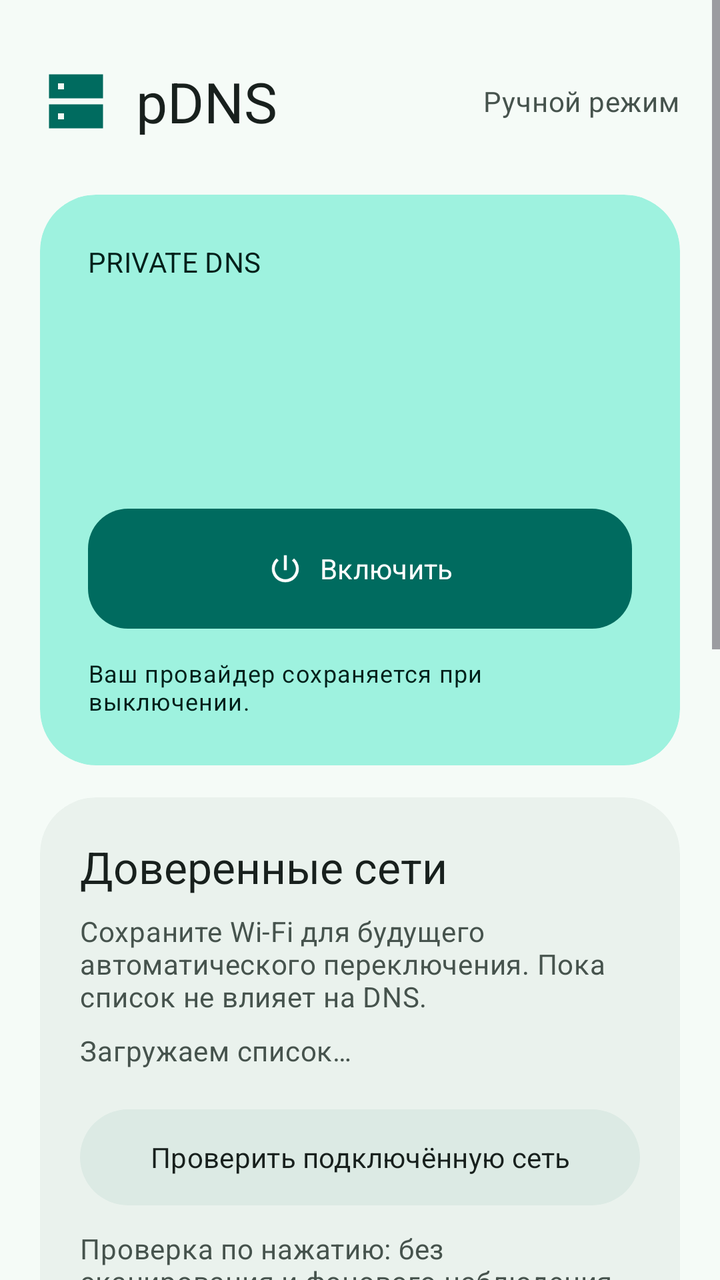
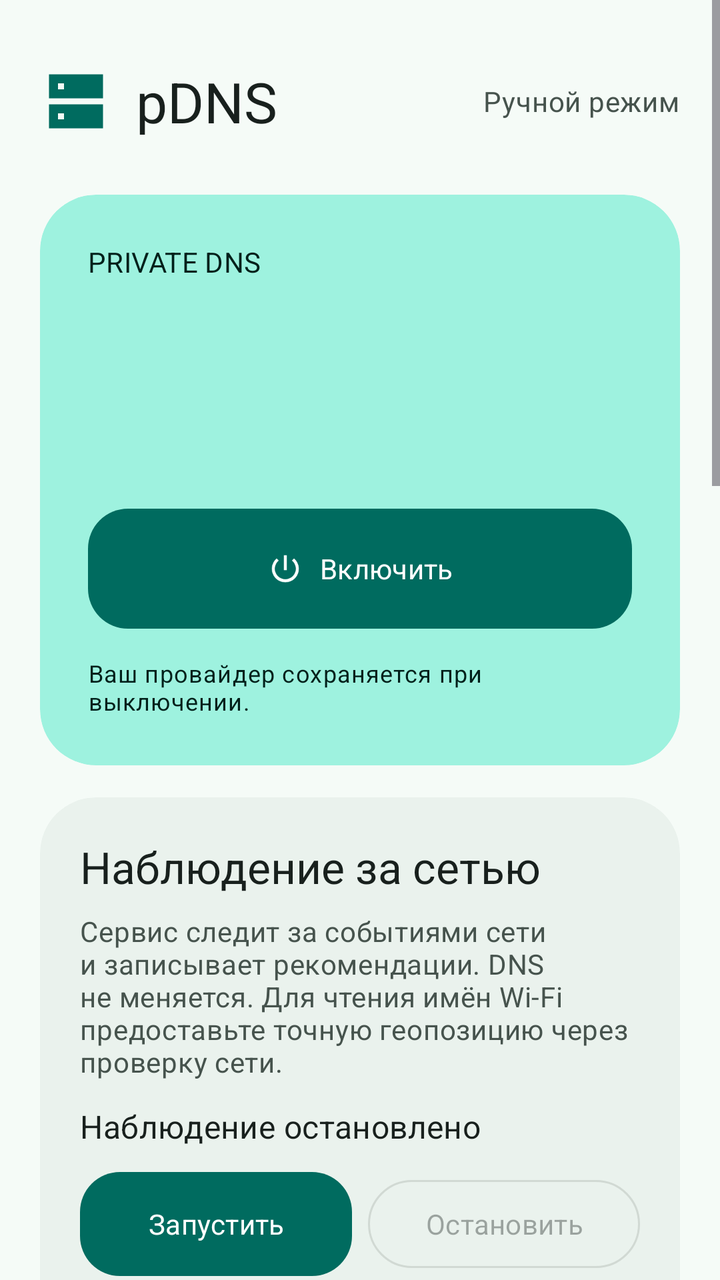

Before-and-after screenshots of an Android layout around one commit, followed by the original layout XML and the change that was made.
<!-- AndroidManifest.xml: application theme Theme.PdnsAutoSwitch -->
<!-- res/layout/activity_main.xml -->
<?xml version="1.0" encoding="utf-8"?>
<ScrollView xmlns:android="http://schemas.android.com/apk/res/android"
    xmlns:app="http://schemas.android.com/apk/res-auto"
    android:layout_width="match_parent" android:layout_height="match_parent"
    android:background="?attr/colorSurface" android:fillViewport="true" android:clipToPadding="false">
    <LinearLayout android:id="@+id/main_content" android:layout_width="match_parent"
        android:layout_height="wrap_content" android:orientation="vertical" android:padding="20dp">

        <LinearLayout android:layout_width="match_parent" android:layout_height="wrap_content"
            android:gravity="center_vertical" android:orientation="horizontal"
            android:layout_marginTop="12dp" android:layout_marginBottom="28dp">
            <ImageView android:layout_width="36dp" android:layout_height="36dp"
                android:src="@drawable/ic_dns_tile" app:tint="?attr/colorPrimary" android:importantForAccessibility="no" />
            <TextView android:layout_width="0dp" android:layout_weight="1" android:layout_height="wrap_content"
                android:layout_marginStart="12dp" android:text="@string/brand_name"
                android:textAppearance="@style/Text.Pdns.Title" android:textSize="28sp" />
            <TextView android:layout_width="wrap_content" android:layout_height="wrap_content"
                android:text="@string/manual_mode" android:textAppearance="@style/Text.Pdns.Body" />
        </LinearLayout>

        <com.google.android.material.card.MaterialCardView style="@style/Widget.Pdns.Card"
            android:layout_width="match_parent" android:layout_height="wrap_content"
            app:cardBackgroundColor="?attr/colorPrimaryContainer">
            <LinearLayout android:layout_width="match_parent" android:layout_height="wrap_content"
                android:padding="24dp" android:orientation="vertical">
                <TextView android:layout_width="match_parent" android:layout_height="wrap_content"
                    android:text="@string/private_dns_label" android:textAppearance="@style/TextAppearance.Material3.LabelLarge"
                    android:textColor="?attr/colorOnPrimaryContainer" />
                <TextView android:id="@+id/dns_state" android:layout_width="match_parent" android:layout_height="wrap_content"
                    android:layout_marginTop="12dp" android:textSize="36sp" android:fontFamily="sans-serif-medium"
                    android:textColor="?attr/colorOnPrimaryContainer" android:accessibilityLiveRegion="polite" />
                <TextView android:id="@+id/provider" android:layout_width="match_parent" android:layout_height="wrap_content"
                    android:layout_marginTop="8dp" android:textSize="16sp" android:textColor="?attr/colorOnPrimaryContainer"
                    android:textIsSelectable="true" />
                <com.google.android.material.button.MaterialButton android:id="@+id/toggle_dns"
                    android:layout_width="match_parent" android:layout_height="wrap_content"
                    android:layout_marginTop="24dp" android:minHeight="60dp" android:text="@string/turn_on"
                    app:icon="@drawable/ic_power" app:iconGravity="textStart" app:cornerRadius="20dp" />
                <TextView android:layout_width="match_parent" android:layout_height="wrap_content"
                    android:layout_marginTop="14dp" android:text="@string/hero_hint"
                    android:textAppearance="@style/TextAppearance.Material3.BodySmall"
                    android:textColor="?attr/colorOnPrimaryContainer" />
            </LinearLayout>
        </com.google.android.material.card.MaterialCardView>

        <include layout="@layout/section_trusted_wifi" />

        <com.google.android.material.card.MaterialCardView style="@style/Widget.Pdns.Card"
            android:layout_width="match_parent" android:layout_height="wrap_content" android:layout_marginTop="16dp">
            <LinearLayout android:layout_width="match_parent" android:layout_height="wrap_content"
                android:padding="20dp" android:orientation="vertical">
                <TextView android:layout_width="match_parent" android:layout_height="wrap_content"
                    android:text="@string/quick_access" android:textAppearance="@style/Text.Pdns.Title" />
                <TextView android:layout_width="match_parent" android:layout_height="wrap_content"
                    android:layout_marginTop="8dp" android:text="@string/quick_access_hint" android:textAppearance="@style/Text.Pdns.Body" />
                <com.google.android.material.button.MaterialButton android:id="@+id/add_tile"
                    style="@style/Widget.Material3.Button.TonalButton"
                    android:layout_width="match_parent" android:layout_height="wrap_content"
                    android:layout_marginTop="16dp" android:minHeight="52dp" android:text="@string/add_tile"
                    android:textAllCaps="false" app:icon="@drawable/ic_add" app:iconGravity="textStart" app:cornerRadius="16dp" />
            </LinearLayout>
        </com.google.android.material.card.MaterialCardView>

        <com.google.android.material.card.MaterialCardView style="@style/Widget.Pdns.Card"
            android:layout_width="match_parent" android:layout_height="wrap_content" android:layout_marginTop="16dp">
            <LinearLayout android:layout_width="match_parent" android:layout_height="wrap_content"
                android:padding="20dp" android:orientation="vertical">
                <TextView android:layout_width="match_parent" android:layout_height="wrap_content"
                    android:text="@string/appearance_title" android:textAppearance="@style/Text.Pdns.Title" />
                <com.google.android.material.materialswitch.MaterialSwitch android:id="@+id/dynamic_color"
                    android:layout_width="match_parent" android:layout_height="wrap_content"
                    android:layout_marginTop="8dp" android:minHeight="56dp" android:text="@string/wallpaper_colors"
                    android:textAppearance="@style/TextAppearance.Material3.BodyLarge"
                    android:textColor="?attr/colorOnSurface" />
                <TextView android:layout_width="match_parent" android:layout_height="wrap_content"
                    android:text="@string/appearance_hint" android:textAppearance="@style/Text.Pdns.Body" />
            </LinearLayout>
        </com.google.android.material.card.MaterialCardView>

        <com.google.android.material.button.MaterialButton android:id="@+id/expand_setup"
            style="@style/Widget.Material3.Button.TextButton"
            android:layout_width="match_parent" android:layout_height="wrap_content"
            android:layout_marginTop="16dp" android:minHeight="56dp" android:textAllCaps="false"
            android:text="@string/setup_title" app:icon="@drawable/ic_expand" app:iconGravity="textEnd" />
        <com.google.android.material.card.MaterialCardView android:id="@+id/setup_card" style="@style/Widget.Pdns.Card"
            android:layout_width="match_parent" android:layout_height="wrap_content" android:visibility="gone">
            <LinearLayout android:layout_width="match_parent" android:layout_height="wrap_content"
                android:orientation="vertical" android:padding="20dp">
                <TextView android:id="@+id/permission_status" android:layout_width="match_parent" android:layout_height="wrap_content"
                    android:textAppearance="@style/TextAppearance.Material3.TitleMedium" android:textColor="?attr/colorOnSurface" />
                <TextView android:id="@+id/setup_help" android:layout_width="match_parent" android:layout_height="wrap_content"
                    android:layout_marginTop="8dp" android:textAppearance="@style/Text.Pdns.Body" />
                <TextView android:id="@+id/adb_command" android:layout_width="match_parent" android:layout_height="wrap_content"
                    android:layout_marginTop="16dp" android:fontFamily="monospace" android:textIsSelectable="true"
                    android:textSize="12sp" android:textColor="?attr/colorOnSurfaceVariant" />
                <com.google.android.material.button.MaterialButton android:id="@+id/copy_command"
                    style="@style/Widget.Material3.Button.OutlinedButton"
                    android:layout_width="match_parent" android:layout_height="wrap_content" android:layout_marginTop="12dp"
                    android:minHeight="48dp" android:textAllCaps="false" android:text="@string/copy_command" />
            </LinearLayout>
        </com.google.android.material.card.MaterialCardView>
        <com.google.android.material.button.MaterialButton android:id="@+id/open_settings"
            style="@style/Widget.Material3.Button.TextButton"
            android:layout_width="match_parent" android:layout_height="wrap_content"
            android:minHeight="48dp" android:textAllCaps="false" android:text="@string/open_settings" />
        <TextView android:layout_width="match_parent" android:layout_height="wrap_content"
            android:layout_marginTop="12dp" android:layout_marginBottom="12dp" android:gravity="center"
            android:text="@string/state_note" android:textAppearance="@style/TextAppearance.Material3.BodySmall"
            android:textColor="?attr/colorOnSurfaceVariant" />
    </LinearLayout>
</ScrollView>
<!-- res/layout/section_trusted_wifi.xml (included above) -->
<?xml version="1.0" encoding="utf-8"?>
<com.google.android.material.card.MaterialCardView xmlns:android="http://schemas.android.com/apk/res/android"
    style="@style/Widget.Pdns.Card" android:layout_width="match_parent"
    android:layout_height="wrap_content" android:layout_marginTop="16dp">
    <LinearLayout android:layout_width="match_parent" android:layout_height="wrap_content"
        android:orientation="vertical" android:padding="20dp">
        <TextView android:layout_width="match_parent" android:layout_height="wrap_content"
            android:text="@string/wifi_title" android:textAppearance="@style/Text.Pdns.Title" />
        <TextView android:layout_width="match_parent" android:layout_height="wrap_content"
            android:layout_marginTop="8dp" android:text="@string/wifi_intro" android:textAppearance="@style/Text.Pdns.Body" />
        <LinearLayout android:id="@+id/trusted_wifi_list" android:layout_width="match_parent"
            android:layout_height="wrap_content" android:orientation="vertical" android:layout_marginTop="8dp">
            <TextView android:layout_width="match_parent" android:layout_height="wrap_content"
                android:text="@string/wifi_loading" android:textAppearance="@style/Text.Pdns.Body" />
        </LinearLayout>
        <com.google.android.material.button.MaterialButton android:id="@+id/check_wifi"
            style="@style/Widget.Material3.Button.TonalButton"
            android:layout_width="match_parent" android:layout_height="wrap_content"
            android:layout_marginTop="16dp" android:minHeight="56dp" android:textAllCaps="false"
            android:text="@string/wifi_check" />
        <TextView android:id="@+id/wifi_status" android:layout_width="match_parent" android:layout_height="wrap_content"
            android:layout_marginTop="8dp" android:text="@string/wifi_idle" android:textAppearance="@style/Text.Pdns.Body"
            android:accessibilityLiveRegion="polite" />
        <LinearLayout android:id="@+id/wifi_results" android:layout_width="match_parent"
            android:layout_height="wrap_content" android:orientation="vertical" />
        <com.google.android.material.button.MaterialButton android:id="@+id/wifi_settings"
            style="@style/Widget.Material3.Button.TextButton" android:layout_width="match_parent"
            android:layout_height="wrap_content" android:minHeight="48dp" android:textAllCaps="false"
            android:text="@string/wifi_open_app_settings" android:visibility="gone" />
    </LinearLayout>
</com.google.android.material.card.MaterialCardView>
<!-- resources referenced by this layout -->
<resources>
  <!-- drawable ic_add (drawable) -->
  <vector xmlns:android="http://schemas.android.com/apk/res/android" android:width="24dp" android:height="24dp"
      android:viewportWidth="24" android:viewportHeight="24">
      <path android:fillColor="#FFFFFFFF" android:pathData="M11,5h2v6h6v2h-6v6h-2v-6H5v-2h6z" />
  </vector>
  <string name="add_tile">Добавить плитку</string>
  <string name="appearance_hint">Тема следует настройкам телефона. Без цветов обоев — спокойная бирюзовая палитра.</string>
  <string name="appearance_title">Оформление</string>
  <string name="brand_name">pDNS</string>
  <string name="copy_command">Скопировать команду</string>
  <string name="hero_hint">Ваш провайдер сохраняется при выключении.</string>
  <string name="manual_mode">Ручной режим</string>
  <string name="open_settings">Настройки сети и DNS</string>
  <string name="private_dns_label">PRIVATE DNS</string>
  <string name="quick_access">Всегда под рукой</string>
  <string name="quick_access_hint">Переключайте DNS прямо из шторки, не открывая приложение.</string>
  <string name="setup_title">Настройка доступа</string>
  <string name="state_note">Показан режим Android. Доступность сервера не проверяется.</string>
  <string name="turn_on">Включить</string>
  <string name="wallpaper_colors">Цвета обоев</string>
  <string name="wifi_check">Проверить подключённую сеть</string>
  <string name="wifi_idle">Проверка по нажатию: без сканирования и фонового наблюдения.</string>
  <string name="wifi_intro">Сохраните Wi-Fi для будущего автоматического переключения. Пока список не влияет на DNS.</string>
  <string name="wifi_loading">Загружаем список…</string>
  <string name="wifi_open_app_settings">Разрешения приложения</string>
  <string name="wifi_title">Доверенные сети</string>
  <style name="Text.Pdns.Body" parent="TextAppearance.Material3.BodyMedium">
          <item name="android:textColor">?attr/colorOnSurfaceVariant</item>
      </style>
  <style name="Text.Pdns.Title" parent="TextAppearance.Material3.TitleLarge">
          <item name="android:textColor">?attr/colorOnSurface</item>
          <item name="android:fontFamily">sans-serif-medium</item>
      </style>
  <style name="Widget.Pdns.Card" parent="Widget.Material3.CardView.Filled">
          <item name="cardCornerRadius">28dp</item>
          <item name="cardElevation">0dp</item>
          <item name="strokeWidth">0dp</item>
          <item name="cardBackgroundColor">?attr/colorSurfaceContainerLow</item>
      </style>
  <color name="pdns_primary">#006B5F</color>
  <color name="pdns_on_primary">#FFFFFF</color>
  <color name="pdns_primary_container">#9EF2DF</color>
  <color name="pdns_on_primary_container">#00201A</color>
  <color name="pdns_secondary_container">#DCEAE4</color>
  <color name="pdns_on_surface">#18201D</color>
  <color name="pdns_surface">#F5FBF7</color>
  <color name="pdns_card">#EAF2ED</color>
  <color name="pdns_on_surface_variant">#46534D</color>
  <color name="pdns_outline">#718079</color>
  <color name="pdns_outline_variant">#BECBC4</color>
  <!-- unchanged entries left out for length: 5 -->
</resources>

<!-- the commit's change to res/layout/activity_main.xml (unified diff, before → after) -->
@@ -42,6 +42,8 @@
                     android:textColor="?attr/colorOnPrimaryContainer" />
             </LinearLayout>
         </com.google.android.material.card.MaterialCardView>
+
+        <include layout="@layout/section_observation" />
 
         <include layout="@layout/section_trusted_wifi" />
 
@@ -109,6 +111,44 @@
             android:textColor="?attr/colorOnSurfaceVariant" />
     </LinearLayout>
 </ScrollView>
+<!-- res/layout/section_observation.xml (included above) -->
+<?xml version="1.0" encoding="utf-8"?>
+<com.google.android.material.card.MaterialCardView xmlns:android="http://schemas.android.com/apk/res/android"
+    style="@style/Widget.Pdns.Card" android:layout_width="match_parent"
+    android:layout_height="wrap_content" android:layout_marginTop="16dp">
+    <LinearLayout android:layout_width="match_parent" android:layout_height="wrap_content"
+        android:orientation="vertical" android:padding="20dp">
+        <TextView android:layout_width="match_parent" android:layout_height="wrap_content"
+            android:text="@string/observation_title" android:textAppearance="@style/Text.Pdns.Title" />
+        <TextView android:layout_width="match_parent" android:layout_height="wrap_content"
+            android:layout_marginTop="8dp" android:text="@string/observation_hint" android:textAppearance="@style/Text.Pdns.Body" />
+        <TextView android:id="@+id/observation_status" android:layout_width="match_parent"
+            android:layout_height="wrap_content" android:layout_marginTop="12dp"
+            android:text="@string/observation_stopped" android:textAppearance="@style/TextAppearance.Material3.TitleMedium"
+            android:textColor="?attr/colorOnSurface" android:accessibilityLiveRegion="polite" />
+        <LinearLayout android:layout_width="match_parent" android:layout_height="wrap_content"
+            android:orientation="horizontal" android:layout_marginTop="12dp">
+            <com.google.android.material.button.MaterialButton android:id="@+id/observation_start"
+                android:layout_width="0dp" android:layout_weight="1" android:layout_height="wrap_content"
+                android:minHeight="52dp" android:textAllCaps="false" android:text="@string/observation_start" />
+            <com.google.android.material.button.MaterialButton android:id="@+id/observation_stop"
+                style="@style/Widget.Material3.Button.OutlinedButton" android:layout_width="0dp"
+                android:layout_weight="1" android:layout_height="wrap_content" android:layout_marginStart="8dp"
+                android:minHeight="52dp" android:textAllCaps="false" android:text="@string/observation_stop" android:enabled="false" />
+        </LinearLayout>
+        <TextView android:id="@+id/observation_preview" android:layout_width="match_parent"
+            android:layout_height="wrap_content" android:layout_marginTop="12dp" android:maxLines="8"
+            android:ellipsize="end" android:fontFamily="monospace" android:textSize="12sp"
+            android:textColor="?attr/colorOnSurfaceVariant" android:text="@string/observation_empty" />
+        <com.google.android.material.button.MaterialButton android:id="@+id/observation_view_log"
+            style="@style/Widget.Material3.Button.TextButton" android:layout_width="match_parent"
+            android:layout_height="wrap_content" android:minHeight="48dp" android:textAllCaps="false"
+            android:text="@string/observation_view_log" />
+        <TextView android:layout_width="match_parent" android:layout_height="wrap_content"
+            android:text="@string/observation_legend" android:textAppearance="@style/TextAppearance.Material3.BodySmall"
+            android:textColor="?attr/colorOnSurfaceVariant" />
+    </LinearLayout>
+</com.google.android.material.card.MaterialCardView>
 <!-- res/layout/section_trusted_wifi.xml (included above) -->
 <?xml version="1.0" encoding="utf-8"?>
 <com.google.android.material.card.MaterialCardView xmlns:android="http://schemas.android.com/apk/res/android"
<!-- resource entries referenced after the edit -->
@@ -12,6 +12,14 @@
   <string name="copy_command">Скопировать команду</string>
   <string name="hero_hint">Ваш провайдер сохраняется при выключении.</string>
   <string name="manual_mode">Ручной режим</string>
+  <string name="observation_empty">Событий пока нет.</string>
+  <string name="observation_hint">Сервис следит за событиями сети и записывает рекомендации. DNS не меняется. Для чтения имён Wi-Fi предоставьте точную геопозицию через проверку сети.</string>
+  <string name="observation_legend">OFF — рекомендовано выключить DNS. HOSTNAME — включить провайдера. BLOCKED — провайдер не настроен или недоступен. Хранятся последние 200 записей без имён Wi-Fi.</string>
+  <string name="observation_start">Запустить</string>
+  <string name="observation_stop">Остановить</string>
+  <string name="observation_stopped">Наблюдение остановлено</string>
+  <string name="observation_title">Наблюдение за сетью</string>
+  <string name="observation_view_log">Открыть журнал</string>
   <string name="open_settings">Настройки сети и DNS</string>
   <string name="private_dns_label">PRIVATE DNS</string>
   <string name="quick_access">Всегда под рукой</string>
